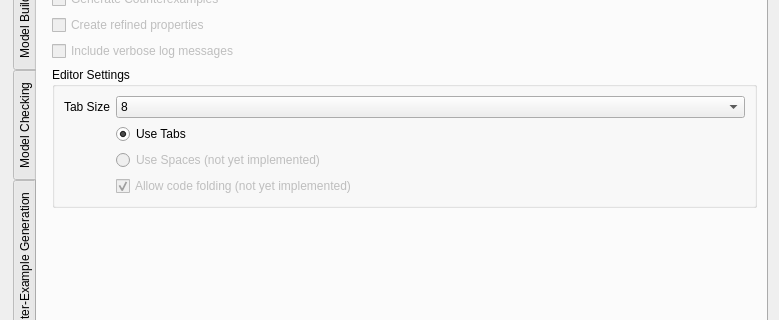
fluentverification/stamina-storm, file src/stamina/gui/ui/Preferences.ui: the form before one commit; both pictures show x 0 to 779 and y 111 to 431 of the 779 by 736 pixel window.
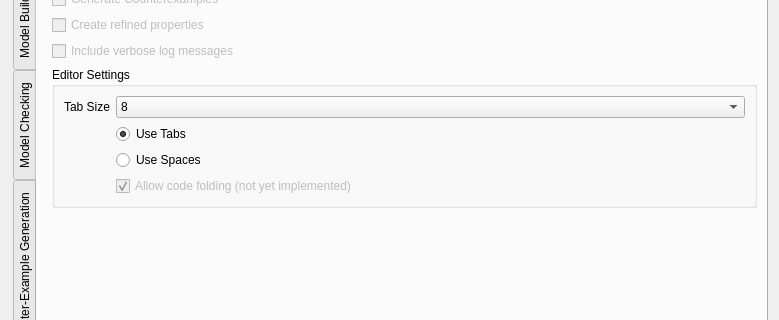
The form after the commit. Icons and pictures are not drawn. Custom widgets are drawn as their Qt base class.

Commit message: Allows tab and space

What changed in the file:
```diff
--- a/src/stamina/gui/ui/Preferences.ui
+++ b/src/stamina/gui/ui/Preferences.ui
@@ -137,10 +137,10 @@
           <item row="5" column="1">
            <widget class="QRadioButton" name="useSpaces">
             <property name="enabled">
-             <bool>false</bool>
+             <bool>true</bool>
             </property>
             <property name="text">
-             <string>Use Spaces (not yet implemented)</string>
+             <string>Use Spaces</string>
             </property>
            </widget>
           </item>
```
The commit also changes 4 other files.
